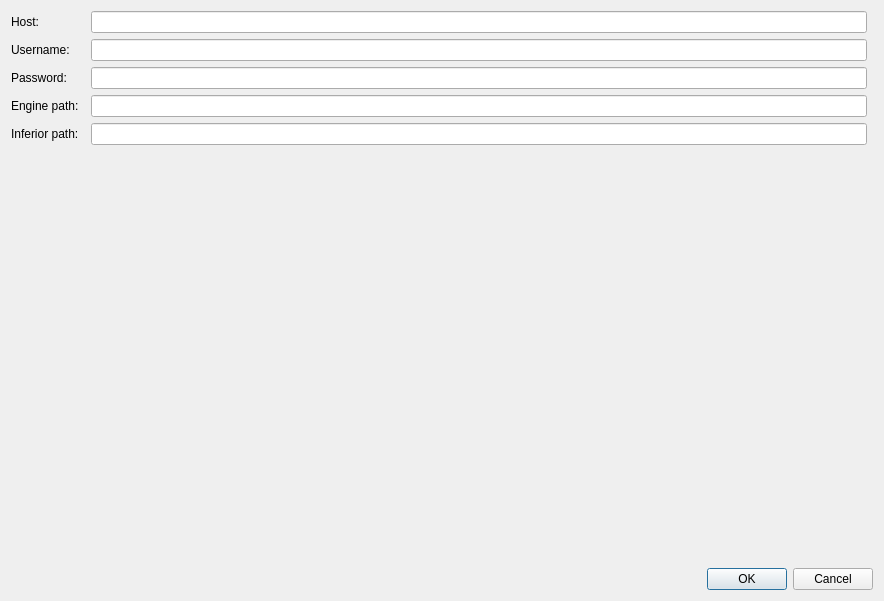
Above: src/plugins/debugger/startremoteenginedialog.ui from qt-creator/qt-creator before the change. Below: the same form after it.
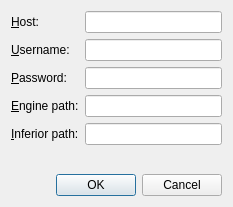
That is the form after the change.

Commit message:
Debugger: Add toolchain combos to start dialogs, refactor detection.
Add combo box listing toolchains with debuggers to start external,
attach and core.
Another attempt at streamlining engine detection:
Split in detection functions that first collect a list of
available engines by preference, then remove disabled and
wrongly configured engines and use the remaining best.
matching. checkconfiguration is now the central place where
engine detection and config check takes place.

Patch:
```diff
--- a/src/plugins/debugger/startremoteenginedialog.ui
+++ b/src/plugins/debugger/startremoteenginedialog.ui
@@ -6,95 +6,114 @@
    <rect>
     <x>0</x>
     <y>0</y>
-    <width>884</width>
-    <height>601</height>
+    <width>233</width>
+    <height>207</height>
    </rect>
   </property>
   <property name="windowTitle">
    <string>Start Remote Engine</string>
   </property>
-  <layout class="QGridLayout" name="gridLayout">
+  <layout class="QVBoxLayout" name="verticalLayout">
+   <item>
+    <layout class="QFormLayout" name="formLayout">
    <item row="0" column="0">
     <widget class="QLabel" name="channelLabel">
      <property name="text">
-      <string>Host:</string>
-     </property>
-    </widget>
-   </item>
-   <item row="8" column="0" colspan="4">
-    <widget class="QDialogButtonBox" name="buttonBox">
-     <property name="orientation">
-      <enum>Qt::Horizontal</enum>
-     </property>
-     <property name="standardButtons">
-      <set>QDialogButtonBox::Cancel|QDialogButtonBox::Ok</set>
-     </property>
-    </widget>
-   </item>
-   <item row="3" column="0">
-    <widget class="QLabel" name="label">
-     <property name="text">
-      <string>Engine path:</string>
-     </property>
-    </widget>
-   </item>
-   <item row="4" column="0">
-    <widget class="QLabel" name="label_2">
-     <property name="text">
-      <string>Inferior path:</string>
-     </property>
-    </widget>
-   </item>
-   <item row="4" column="2">
-    <widget class="QLineEdit" name="inferiorpath"/>
-   </item>
-   <item row="3" column="2">
-    <widget class="QLineEdit" name="enginepath"/>
-   </item>
-   <item row="0" column="2">
+        <string>&amp;Host:</string>
+       </property>
+       <property name="buddy">
+        <cstring>host</cstring>
+       </property>
+      </widget>
+     </item>
+     <item row="0" column="1">
     <widget class="QLineEdit" name="host">
      <property name="text">
       <string notr="true"/>
      </property>
     </widget>
    </item>
-   <item row="2" column="2">
+     <item row="1" column="0">
+      <widget class="QLabel" name="userLabel">
+       <property name="text">
+        <string>&amp;Username:</string>
+       </property>
+       <property name="buddy">
+        <cstring>username</cstring>
+       </property>
+      </widget>
+     </item>
+     <item row="1" column="1">
+      <widget class="QLineEdit" name="username"/>
+     </item>
+     <item row="2" column="0">
+      <widget class="QLabel" name="passwordLabel">
+       <property name="text">
+        <string>&amp;Password:</string>
+       </property>
+       <property name="buddy">
+        <cstring>password</cstring>
+       </property>
+      </widget>
+     </item>
+     <item row="2" column="1">
     <widget class="QLineEdit" name="password">
      <property name="echoMode">
       <enum>QLineEdit::Password</enum>
      </property>
     </widget>
    </item>
-   <item row="1" column="2">
-    <widget class="QLineEdit" name="username"/>
-   </item>
-   <item row="1" column="0">
-    <widget class="QLabel" name="label_3">
+     <item row="3" column="0">
+      <widget class="QLabel" name="engineLabel">
      <property name="text">
-      <string>Username:</string>
-     </property>
-    </widget>
-   </item>
-   <item row="2" column="0">
-    <widget class="QLabel" name="label_4">
+        <string>&amp;Engine path:</string>
+       </property>
+       <property name="buddy">
+        <cstring>enginepath</cstring>
+       </property>
+      </widget>
+     </item>
+     <item row="3" column="1">
+      <widget class="QLineEdit" name="enginepath"/>
+     </item>
+     <item row="4" column="0">
+      <widget class="QLabel" name="inferiorLabel">
      <property name="text">
-      <string>Password:</string>
-     </property>
-    </widget>
-   </item>
-   <item row="6" column="1" colspan="2">
+        <string>&amp;Inferior path:</string>
+       </property>
+       <property name="buddy">
+        <cstring>inferiorpath</cstring>
+       </property>
+      </widget>
+     </item>
+     <item row="4" column="1">
+      <widget class="QLineEdit" name="inferiorpath"/>
+     </item>
+    </layout>
+   </item>
+   <item>
     <spacer name="verticalSpacer">
      <property name="orientation">
       <enum>Qt::Vertical</enum>
      </property>
      <property name="sizeHint" stdset="0">
       <size>
-       <width>20</width>
-       <height>40</height>
+       <width>0</width>
+       <height>0</height>
       </size>
      </property>
     </spacer>
    </item>
+   <item>
+    <widget class="QDialogButtonBox" name="buttonBox">
+     <property name="orientation">
+      <enum>Qt::Horizontal</enum>
+     </property>
+     <property name="standardButtons">
+      <set>QDialogButtonBox::Cancel|QDialogButtonBox::Ok</set>
+     </property>
+    </widget>
+   </item>
   </layout>
  </widget>
  <tabstops>
```
Lines whose indentation alone changed are shown as unchanged. The commit also changes 21 other files.
